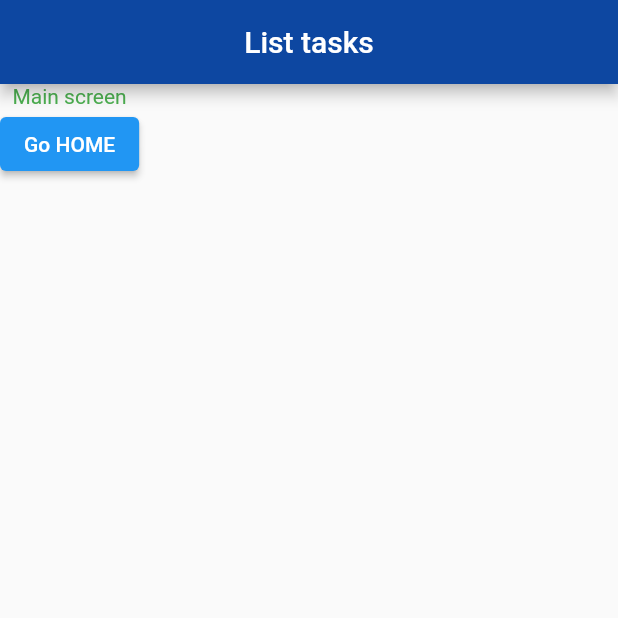
After one commit to WenDeHor/flutter_startium, a Flutter app: the screen it shows after launch, on a phone screen of 412 x 824 dp, the top half of it. The commit adds this screen. Run offline on Flutter 3.47's test engine with Material 2 defaults, Android fonts, the light colour scheme and no system bars.

Commit message:
10. Routing for pages

```diff
--- /dev/null
+++ b/lib/pages/main_screen.dart
@@ -0,0 +1,31 @@
+import 'package:flutter/material.dart';
+
+class MainScreen extends StatelessWidget {
+  const MainScreen({Key? key}) : super(key: key);
+
+  @override
+  Widget build(BuildContext context) {
+    return Scaffold(
+        appBar: AppBar(
+          backgroundColor: Colors.blue[900],
+          title: Text('List tasks'),
+          centerTitle: true,
+        ),
+        body: Column(
+          children: [
+            Text(
+              'Main screen',
+              style: TextStyle(color: Colors.green),
+            ),
+            ElevatedButton(
+                onPressed: () {
+//              Navigator.pushNamed(context, '/todo'); // up page
+//                  Navigator.pushNamedAndRemoveUntil(
+//                      context, '/todo', (route) => true); // with beck navigator rowe
+                  Navigator.pushReplacementNamed(context, '/todo'); //new page
+                },
+                child: Text('Go HOME'))
+          ],
+        ));
+  }
+}
```
Also changed, not shown: lib/main.dart (+6 -1 lines), lib/pages/home.dart (+27 -0 lines).
